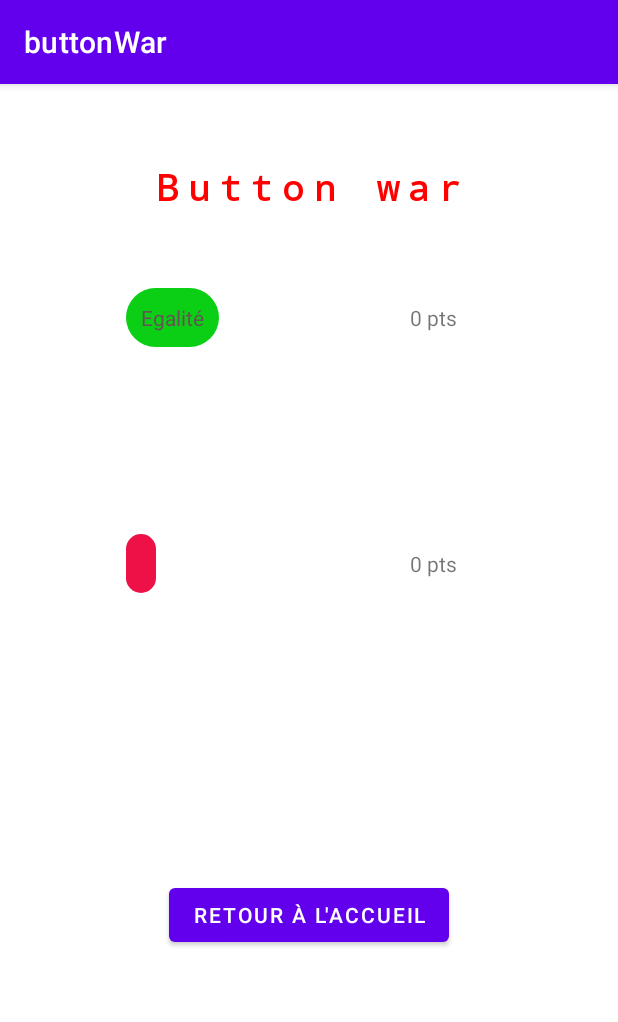
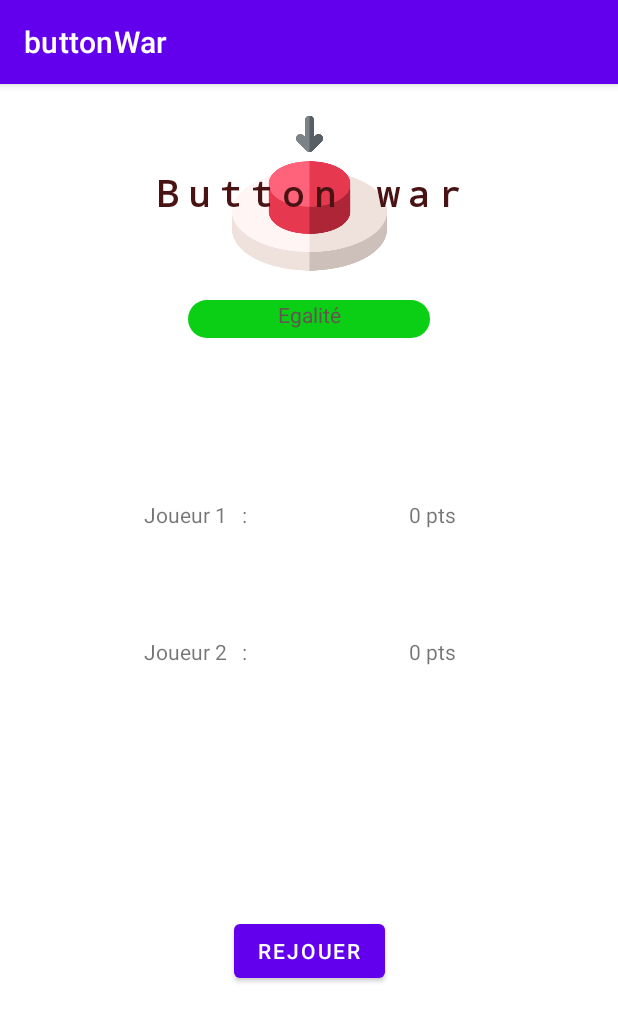
Before and after one commit to Gwenael95/IoT_app_UI, an Android app: the ResultActivity screen opened directly, with no data from a screen before it, on a phone screen of 412 x 824 dp. Shown: the top 1022 px of the screen. Run offline under Robolectric (Android 15) with nearby library versions, the phone set to English and light mode, and no system bars; our stand-ins replace Firebase (no records; nobody signed in at launch, a user with empty details on screens opened directly); Roboto replaces fonts that are not available here.

Commit message:
fix conflicts merge uiriles

```diff
--- a/app/src/main/java/com/geta/buttonwar/ResultActivity.java
+++ b/app/src/main/java/com/geta/buttonwar/ResultActivity.java
@@ -36,8 +36,8 @@ public class ResultActivity extends AppCompatActivity {
         FirebaseFirestore db = FirebaseFirestore.getInstance();
         button = findViewById(R.id.replay);
         result = findViewById(R.id.result1);
-        ptJ1 = findViewById(R.id.pointJ1);
-        ptJ2 = findViewById(R.id.pointJ2);
+        ptJ1 = findViewById(R.id.nbrPt1);
+        ptJ2 = findViewById(R.id.nbrPt2);
         button.setOnClickListener(new View.OnClickListener() {
             @Override
             public void onClick(View view) {
--- a/app/src/main/res/layout/activity_result.xml
+++ b/app/src/main/res/layout/activity_result.xml
@@ -7,30 +7,25 @@
     android:animateLayoutChanges="false"
     tools:context=".ResultActivity">
 
+    <ImageView
+        android:id="@+id/imageView"
+        android:layout_width="103dp"
+        android:layout_height="104dp"
+        app:layout_constraintBottom_toBottomOf="@+id/textView5"
+        app:layout_constraintEnd_toEndOf="parent"
+        app:layout_constraintStart_toStartOf="parent"
+        app:layout_constraintTop_toTopOf="@+id/textView5"
+        app:srcCompat="@drawable/button" />
+
     <TextView
         android:id="@+id/result1"
-        android:layout_width="wrap_content"
-        android:layout_height="wrap_content"
-        android:layout_marginStart="84dp"
-        android:layout_marginTop="136dp"
+        android:layout_width="161dp"
+        android:layout_height="25dp"
+        android:layout_marginTop="144dp"
         android:background="@drawable/box"
-        android:padding="10dp"
         android:textAlignment="center"
         android:textColor="#675353"
-        app:layout_constraintStart_toStartOf="parent"
-        app:layout_constraintTop_toTopOf="parent"
-        tools:text="J1 a gagné avec" />
-
-    <TextView
-        android:id="@+id/result2"
-        android:layout_width="wrap_content"
-        android:layout_height="wrap_content"
-        android:layout_marginStart="84dp"
-        android:layout_marginTop="300dp"
-        android:background="@drawable/box2"
-        android:padding="10dp"
-        android:textAlignment="center"
-        android:textColor="#504040"
+        app:layout_constraintEnd_toEndOf="parent"
         app:layout_constraintStart_toStartOf="parent"
         app:layout_constraintTop_toTopOf="parent"
         tools:text="J1 a gagné avec" />
@@ -39,33 +34,11 @@
         android:id="@+id/replay"
         android:layout_width="wrap_content"
         android:layout_height="wrap_content"
-        android:text="Retour à l'accueil"
+        android:text="Rejouer"
         app:layout_constraintBottom_toBottomOf="parent"
         app:layout_constraintEnd_toEndOf="parent"
         app:layout_constraintStart_toStartOf="parent"
-        app:layout_constraintTop_toBottomOf="@+id/result2" />
-
-    <TextView
-        android:id="@+id/pointJ1"
-        android:layout_width="wrap_content"
-        android:layout_height="wrap_content"
-        android:text="TextView"
-        app:layout_constraintBottom_toBottomOf="@+id/result1"
-        app:layout_constraintEnd_toEndOf="parent"
-        app:layout_constraintHorizontal_bias="0.544"
-        app:layout_constraintStart_toEndOf="@+id/result1"
-        app:layout_constraintTop_toTopOf="@+id/result1" />
-
-    <TextView
-        android:id="@+id/pointJ2"
-        android:layout_width="wrap_content"
-        android:layout_height="wrap_content"
-        android:text="TextView"
-        app:layout_constraintBottom_toBottomOf="@+id/result2"
-        app:layout_constraintEnd_toEndOf="@+id/pointJ1"
-        app:layout_constraintStart_toStartOf="@+id/pointJ1"
-        app:layout_constraintTop_toTopOf="@+id/result2"
-        tools:ignore="MissingConstraints" />
+        app:layout_constraintTop_toBottomOf="@+id/textView12" />
 
     <TextView
         android:id="@+id/textView5"
@@ -74,11 +47,52 @@
         android:fontFamily="monospace"
         android:letterSpacing="?android:attr/disabledAlpha"
         android:text="Button war"
-        android:textColor="#FF0000"
+        android:textColor="#491313"
         android:textSize="24sp"
         android:textStyle="bold"
         app:layout_constraintBottom_toTopOf="@+id/result1"
         app:layout_constraintEnd_toEndOf="parent"
         app:layout_constraintStart_toStartOf="parent"
         app:layout_constraintTop_toTopOf="parent" />
+
+    <TextView
+        android:id="@+id/textView10"
+        android:layout_width="wrap_content"
+        android:layout_height="wrap_content"
+        android:layout_marginStart="96dp"
+        android:layout_marginTop="108dp"
+        android:text="Joueur 1   :"
+        app:layout_constraintStart_toStartOf="parent"
+        app:layout_constraintTop_toBottomOf="@+id/result1" />
+
+    <TextView
+        android:id="@+id/textView12"
+        android:layout_width="wrap_content"
+        android:layout_height="wrap_content"
+        android:layout_marginTop="72dp"
+        android:text="Joueur 2   :"
+        app:layout_constraintEnd_toEndOf="@+id/textView10"
+        app:layout_constraintStart_toStartOf="@+id/textView10"
+        app:layout_constraintTop_toBottomOf="@+id/textView10" />
+
+    <TextView
+        android:id="@+id/nbrPt1"
+        android:layout_width="wrap_content"
+        android:layout_height="wrap_content"
+        app:layout_constraintBottom_toBottomOf="@+id/textView10"
+        app:layout_constraintEnd_toEndOf="parent"
+        app:layout_constraintStart_toEndOf="@+id/textView10"
+        app:layout_constraintTop_toTopOf="@+id/textView10"
+        tools:text="text view" />
+
+    <TextView
+        android:id="@+id/nbrPt2"
+        android:layout_width="wrap_content"
+        android:layout_height="wrap_content"
+        app:layout_constraintBottom_toBottomOf="@+id/textView12"
+        app:layout_constraintEnd_toEndOf="parent"
+        app:layout_constraintStart_toEndOf="@+id/textView12"
+        app:layout_constraintTop_toTopOf="@+id/textView12"
+        tools:text="TextView" />
+
 </androidx.constraintlayout.widget.ConstraintLayout>
```
Also changed, not shown: app/src/main/res/drawable/button.png (added).
